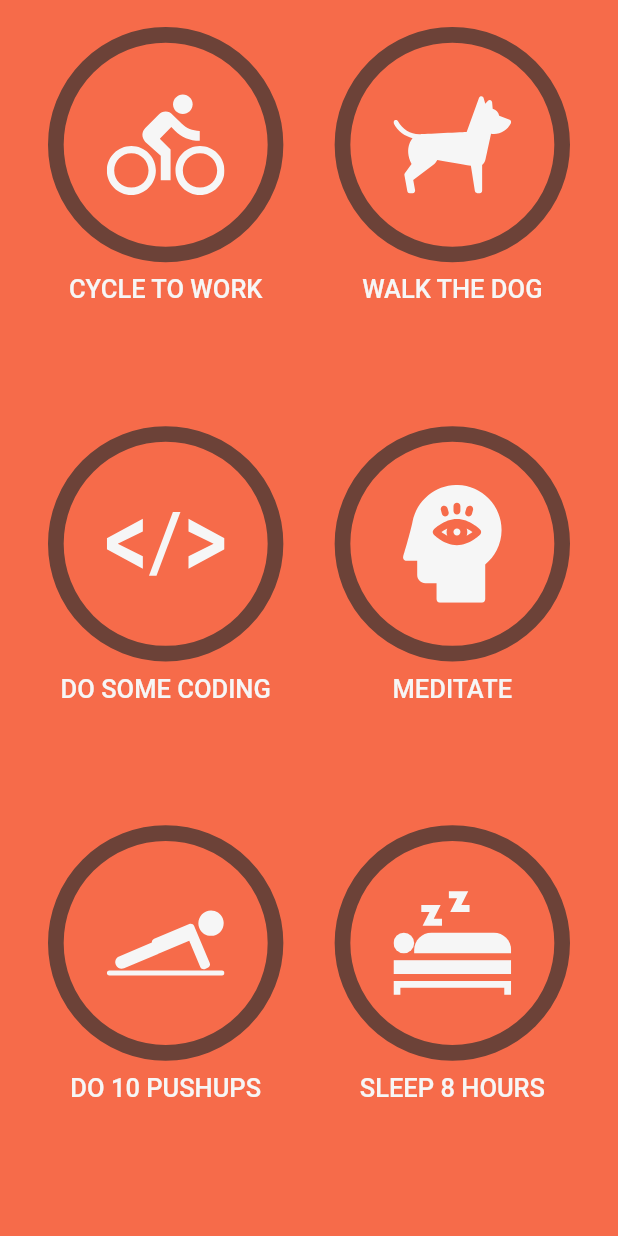
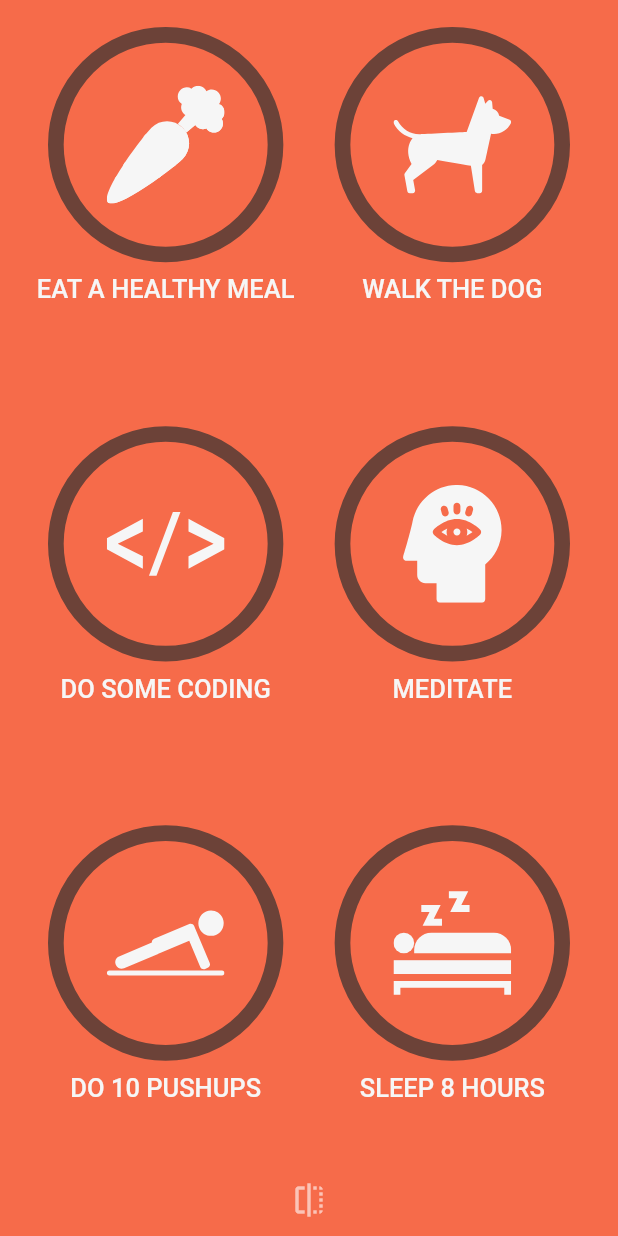
Before and after one commit to mohamedelbendary228/Daily-Habits-Tracker, a Flutter app: the screen it shows after launch, on a phone screen of 412 x 824 dp. Run offline on Flutter 3.47's test engine with Material 2 defaults, Android fonts, the phone set to English and light mode, and no system bars; our stand-ins replace flutter_riverpod, flutter_svg, hive, hive_flutter; accounts and stored records are empty; Roboto replaces fonts that are missing (Helvetica Neue).

Commit message:
Start in building flip transetion page

```diff
--- a/lib/main.dart
+++ b/lib/main.dart
@@ -15,13 +15,21 @@ Future<void> main() async {
   await dataStore.init();
   await dataStore.createDemoTasks(
     force: false,
-    tasks: [
-      Task.create(name: 'Cycle to work', iconName: AppAssets.bike),
+    frontTasks: [
+      Task.create(name: 'Eat a Healthy Meal', iconName: AppAssets.carrot),
       Task.create(name: 'Walk the Dog', iconName: AppAssets.dog),
       Task.create(name: 'Do Some Coding', iconName: AppAssets.html),
       Task.create(name: 'Meditate', iconName: AppAssets.meditation),
       Task.create(name: 'Do 10 Pushups', iconName: AppAssets.pushups),
       Task.create(name: 'Sleep 8 Hours', iconName: AppAssets.rest),
+    ],
+    backTasks: [
+      Task.create(name: 'Cycle to Work', iconName: AppAssets.bike),
+      Task.create(name: 'Wash Your Hands', iconName: AppAssets.washHands),
+      Task.create(name: 'Wear a Mask', iconName: AppAssets.mask),
+      Task.create(name: 'Brush Your Teeth', iconName: AppAssets.toothbrush),
+      Task.create(name: 'Floss Your Teeth', iconName: AppAssets.dentalFloss),
+      Task.create(name: 'Drink Water', iconName: AppAssets.water),
     ],
   );
   runApp(
@@ -39,6 +47,9 @@ class MyApp extends StatelessWidget {
       debugShowCheckedModeBanner: false,
       theme: ThemeData(
         fontFamily: 'Helvetica Neue',
+        splashColor: Colors.transparent,
+        highlightColor: Colors.transparent,
+        hoverColor: Colors.transparent,
       ),
       home: AppTheme(
         data: AppThemeData.defaultWithSwatch(AppColors.red),
--- a/lib/ui/home/home_page.dart
+++ b/lib/ui/home/home_page.dart
@@ -2,25 +2,39 @@ import 'package:flutter/material.dart';
 import 'package:flutter_riverpod/flutter_riverpod.dart';
 import 'package:habit_tracker_flutter/models/task.dart';
 import 'package:habit_tracker_flutter/provider/providers.dart';
+import 'package:habit_tracker_flutter/ui/home/page_flip_builder.dart';
 import 'package:habit_tracker_flutter/ui/home/tasks_grid_page.dart';
 import 'package:habit_tracker_flutter/ui/theming/app_theme.dart';
 import 'package:hive_flutter/hive_flutter.dart';
 
 class HomePage extends ConsumerWidget {
-  const HomePage({Key? key}) : super(key: key);
+  final _pageFlipKey = GlobalKey<PageFlipBuilderState>();
 
   @override
   Widget build(BuildContext context, WidgetRef ref) {
     final datastore = ref.watch(dataStoreProvider);
     return Scaffold(
       backgroundColor: AppTheme.of(context).primary,
-      body: ValueListenableBuilder(
-        valueListenable: datastore.taskListenable(),
-        builder: (_, Box<Task> box, __) {
-          return TasksGridPage(
-            tasks: box.values.toList(),
-          );
-        },
+      body: PageFlipBuilder(
+        key: _pageFlipKey,
+        frontBuilder: (_) => ValueListenableBuilder(
+          valueListenable: datastore.frontTasksListenable(),
+          builder: (_, Box<Task> box, __) {
+            return TasksGridPage(
+              tasks: box.values.toList(),
+              onFlip: () => _pageFlipKey.currentState?.flip(),
+            );
+          },
+        ),
+        backBuilder: (_) => ValueListenableBuilder(
+          valueListenable: datastore.backTasksListenable(),
+          builder: (_, Box<Task> box, __) {
+            return TasksGridPage(
+              tasks: box.values.toList(),
+              onFlip: () => _pageFlipKey.currentState?.flip(),
+            );
+          },
+        ),
       ),
     );
   }
--- /dev/null
+++ b/lib/ui/home/home_page_bottom_options.dart
@@ -0,0 +1,23 @@
+import 'package:flutter/material.dart';
+import 'package:habit_tracker_flutter/ui/theming/app_theme.dart';
+
+class HomePageBottomOptions extends StatelessWidget {
+  final VoidCallback? onFlip;
+  const HomePageBottomOptions({Key? key, this.onFlip}) : super(key: key);
+
+  @override
+  Widget build(BuildContext context) {
+    return Row(
+      mainAxisAlignment: MainAxisAlignment.center,
+      children: [
+        IconButton(
+          onPressed: onFlip,
+          icon: Icon(
+            Icons.flip,
+            color: AppTheme.of(context).settingsLabel,
+          ),
+        ),
+      ],
+    );
+  }
+}
--- /dev/null
+++ b/lib/ui/home/page_flip_builder.dart
@@ -0,0 +1,80 @@
+import 'package:flutter/material.dart';
+
+class PageFlipBuilder extends StatefulWidget {
+  final WidgetBuilder frontBuilder;
+  final WidgetBuilder backBuilder;
+  const PageFlipBuilder({
+    Key? key,
+    required this.frontBuilder,
+    required this.backBuilder,
+  }) : super(key: key);
+
+  @override
+  State<PageFlipBuilder> createState() => PageFlipBuilderState();
+}
+
+class PageFlipBuilderState extends State<PageFlipBuilder>
+    with SingleTickerProviderStateMixin {
+  late final _controller =
+      AnimationController(vsync: this, duration: Duration(milliseconds: 500));
+
+  bool _showFrontSide = true;
+
+  @override
+  void initState() {
+    _controller.addStatusListener(_updateStatus);
+    super.initState();
+  }
+
+  @override
+  void dispose() {
+    _controller.dispose();
+    _controller.removeStatusListener(_updateStatus);
+    super.dispose();
+  }
+
+  void _updateStatus(AnimationStatus status) {
+    if (status == AnimationStatus.completed ||
+        status == AnimationStatus.dismissed) {
+      setState(() => _showFrontSide = !_showFrontSide);
+    }
+  }
+
+  void flip() {
+    if (_showFrontSide) {
+      _controller.forward();
+    } else {
+      _controller.reverse();
+    }
+  }
+
+  @override
+  Widget build(BuildContext context) {
+    return AnimatedPageFlipBuilder(
+      animation: _controller,
+      showFrontSide: _showFrontSide,
+      frontBuilder: widget.frontBuilder,
+      backBuilder: widget.backBuilder,
+    );
+  }
+}
+
+class AnimatedPageFlipBuilder extends AnimatedWidget {
+  final bool showFrontSide;
+  final WidgetBuilder frontBuilder;
+  final WidgetBuilder backBuilder;
+  const AnimatedPageFlipBuilder({
+    Key? key,
+    required Animation<double> animation,
+    required this.showFrontSide,
+    required this.frontBuilder,
+    required this.backBuilder,
+  }) : super(key: key, listenable: animation);
+
+  Animation<double> get animation => listenable as Animation<double>;
+
+  @override
+  Widget build(BuildContext context) {
+    return frontBuilder(context);
+  }
+}
--- a/lib/ui/home/tasks_grid_page.dart
+++ b/lib/ui/home/tasks_grid_page.dart
@@ -1,29 +1,46 @@
 import 'package:flutter/material.dart';
 import 'package:habit_tracker_flutter/models/task.dart';
 import 'package:habit_tracker_flutter/models/task_preset.dart';
+import 'package:habit_tracker_flutter/ui/home/home_page_bottom_options.dart';
 import 'package:habit_tracker_flutter/ui/home/tasks_grid.dart';
 
 class TasksGridPage extends StatelessWidget {
   final List<Task> tasks;
-  const TasksGridPage({Key? key, required this.tasks}) : super(key: key);
+  final VoidCallback? onFlip;
+  const TasksGridPage({
+    Key? key,
+    required this.tasks,
+    this.onFlip,
+  }) : super(key: key);
 
   @override
   Widget build(BuildContext context) {
-    return SafeArea(child: TasksGridContent(tasks: tasks));
+    return SafeArea(child: TasksGridContent(tasks: tasks, onFlip: onFlip));
   }
 }
 
 class TasksGridContent extends StatelessWidget {
   final List<Task> tasks;
-  const TasksGridContent({Key? key, required this.tasks}) : super(key: key);
+  final VoidCallback? onFlip;
+  const TasksGridContent({Key? key, required this.tasks, this.onFlip})
+      : super(key: key);
 
   @override
   Widget build(BuildContext context) {
-    return Padding(
-      padding: const EdgeInsets.symmetric(horizontal: 24.0, vertical: 18.0),
-      child: TasksGrid(
-        tasks: tasks,
-      ),
+    return Column(
+      mainAxisAlignment: MainAxisAlignment.spaceBetween,
+      children: [
+        Expanded(
+          child: Padding(
+            padding:
+                const EdgeInsets.symmetric(horizontal: 24.0, vertical: 18.0),
+            child: TasksGrid(
+              tasks: tasks,
+            ),
+          ),
+        ),
+        HomePageBottomOptions(onFlip: onFlip)
+      ],
     );
   }
 }
```
Also changed, not shown: lib/persistence/hive_data_store.dart (+26 -10 lines).
